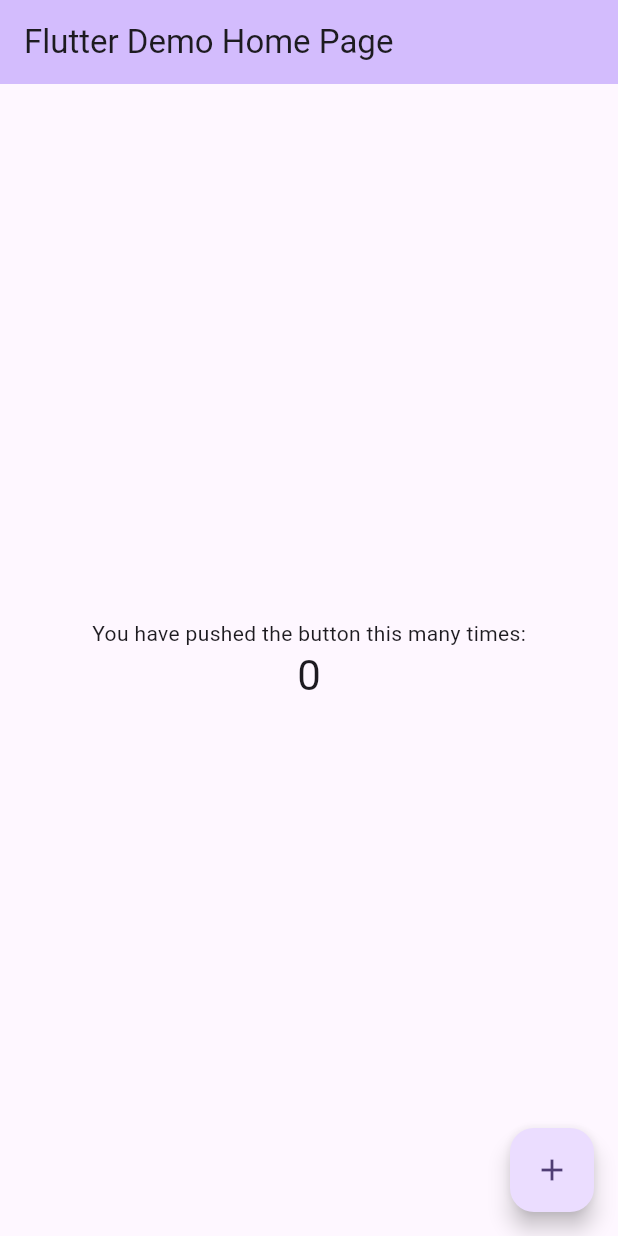
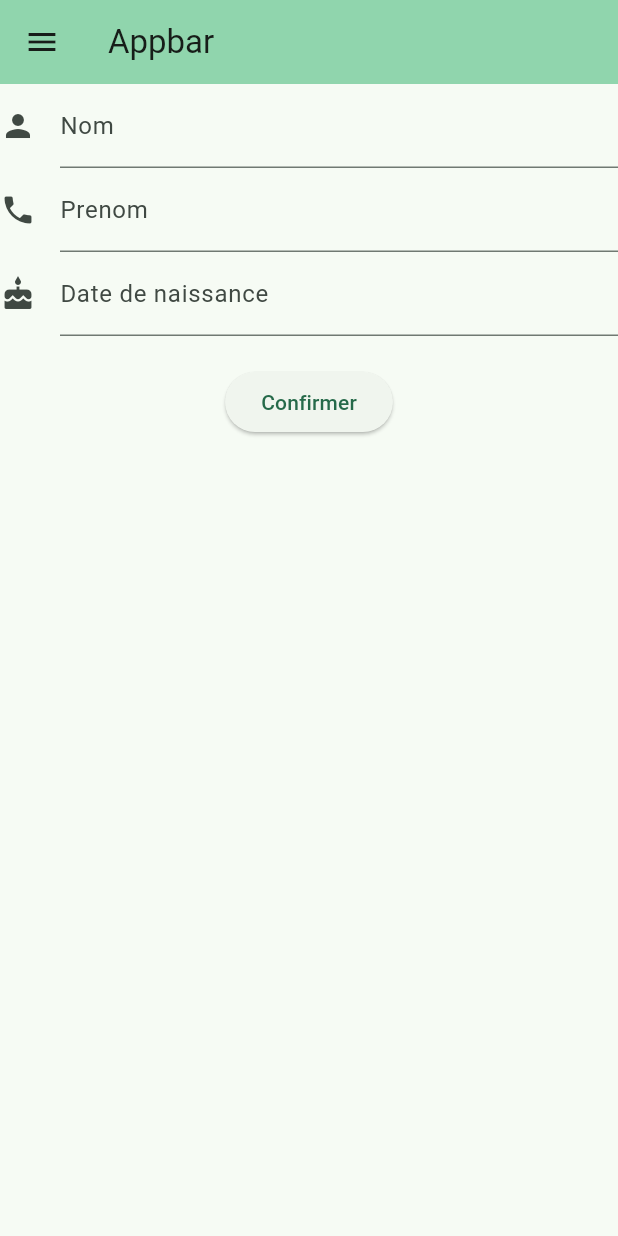
Before and after one commit to arielcarmen/tp_flutter, a Flutter app: the screen it shows after launch, on a phone screen of 412 x 824 dp. Run offline on Flutter 3.47's test engine with Material 3 defaults, Android fonts, the phone set to English and light mode, and no system bars.

```diff
--- a/lib/main.dart
+++ b/lib/main.dart
@@ -1,125 +1,154 @@
 import 'package:flutter/material.dart';
 
 void main() {
-  runApp(const MyApp());
+  runApp(MaterialApp(
+    theme: ThemeData(
+      colorScheme: ColorScheme.fromSeed(seedColor: Colors.greenAccent),
+      useMaterial3: true,
+    ),
+    home: HomePage(),
+  ));
 }
 
-class MyApp extends StatelessWidget {
-  const MyApp({super.key});
+class HomePage extends StatefulWidget {
+  const HomePage({super.key});
 
-  // This widget is the root of your application.
   @override
-  Widget build(BuildContext context) {
-    return MaterialApp(
-      title: 'Flutter Demo',
-      theme: ThemeData(
-        // This is the theme of your application.
-        //
-        // TRY THIS: Try running your application with "flutter run". You'll see
-        // the application has a purple toolbar. Then, without quitting the app,
-        // try changing the seedColor in the colorScheme below to Colors.green
-        // and then invoke "hot reload" (save your changes or press the "hot
-        // reload" button in a Flutter-supported IDE, or press "r" if you used
-        // the command line to start the app).
-        //
-        // Notice that the counter didn't reset back to zero; the application
-        // state is not lost during the reload. To reset the state, use hot
-        // restart instead.
-        //
-        // This works for code too, not just values: Most code changes can be
-        // tested with just a hot reload.
-        colorScheme: ColorScheme.fromSeed(seedColor: Colors.deepPurple),
-        useMaterial3: true,
-      ),
-      home: const MyHomePage(title: 'Flutter Demo Home Page'),
-    );
-  }
+  State<HomePage> createState() => _HomePageState();
 }
 
-class MyHomePage extends StatefulWidget {
-  const MyHomePage({super.key, required this.title});
+class _HomePageState extends State<HomePage> {
+  String username = "ariels";
+  String firstname = "";
+  String lastname = "";
+  String gender = "m";
+  String birthDate = "DateTime(2000)";
+  final _formKey = GlobalKey<FormState>();
 
-  // This widget is the home page of your application. It is stateful, meaning
-  // that it has a State object (defined below) that contains fields that affect
-  // how it looks.
-
-  // This class is the configuration for the state. It holds the values (in this
-  // case the title) provided by the parent (in this case the App widget) and
-  // used by the build method of the State. Fields in a Widget subclass are
-  // always marked "final".
-
-  final String title;
-
-  @override
-  State<MyHomePage> createState() => _MyHomePageState();
-}
-
-class _MyHomePageState extends State<MyHomePage> {
-  int _counter = 0;
-
-  void _incrementCounter() {
-    setState(() {
-      // This call to setState tells the Flutter framework that something has
-      // changed in this State, which causes it to rerun the build method below
-      // so that the display can reflect the updated values. If we changed
-      // _counter without calling setState(), then the build method would not be
-      // called again, and so nothing would appear to happen.
-      _counter++;
-    });
-  }
+  TextEditingController dateController = TextEditingController();
+  TextEditingController firstnameController = TextEditingController();
+  TextEditingController lastnameController = TextEditingController();
+  TextEditingController genderController = TextEditingController();
 
   @override
   Widget build(BuildContext context) {
-    // This method is rerun every time setState is called, for instance as done
-    // by the _incrementCounter method above.
-    //
-    // The Flutter framework has been optimized to make rerunning build methods
-    // fast, so that you can just rebuild anything that needs updating rather
-    // than having to individually change instances of widgets.
     return Scaffold(
       appBar: AppBar(
-        // TRY THIS: Try changing the color here to a specific color (to
-        // Colors.amber, perhaps?) and trigger a hot reload to see the AppBar
-        // change color while the other colors stay the same.
+        title: const Text("Appbar"),
         backgroundColor: Theme.of(context).colorScheme.inversePrimary,
-        // Here we take the value from the MyHomePage object that was created by
-        // the App.build method, and use it to set our appbar title.
-        title: Text(widget.title),
       ),
-      body: Center(
-        // Center is a layout widget. It takes a single child and positions it
-        // in the middle of the parent.
-        child: Column(
-          // Column is also a layout widget. It takes a list of children and
-          // arranges them vertically. By default, it sizes itself to fit its
-          // children horizontally, and tries to be as tall as its parent.
-          //
-          // Column has various properties to control how it sizes itself and
-          // how it positions its children. Here we use mainAxisAlignment to
-          // center the children vertically; the main axis here is the vertical
-          // axis because Columns are vertical (the cross axis would be
-          // horizontal).
-          //
-          // TRY THIS: Invoke "debug painting" (choose the "Toggle Debug Paint"
-          // action in the IDE, or press "p" in the console), to see the
-          // wireframe for each widget.
-          mainAxisAlignment: MainAxisAlignment.center,
-          children: <Widget>[
-            const Text(
-              'You have pushed the button this many times:',
+      body: Container(
+        child: Form(
+          key: _formKey,
+          child: Column(
+            crossAxisAlignment: CrossAxisAlignment.start,
+            children: <Widget>[
+              TextFormField(
+                decoration: const InputDecoration(
+                  icon: const Icon(Icons.person),
+                  hintText: 'Entrez votre nom',
+                  labelText: 'Nom',
+                ),
+              ),
+              TextFormField(
+                keyboardType: TextInputType.emailAddress,
+                decoration: const InputDecoration(
+                  icon: const Icon(Icons.phone),
+                  hintText: 'Entrez votre prenom',
+                  labelText: 'Prenom',
+                ),
+              ),
+              TextFormField(
+                keyboardType: TextInputType.emailAddress,
+                decoration: const InputDecoration(
+                  icon: const Icon(Icons.cake),
+                  hintText: 'Entrez votre date de naissance',
+                  labelText: 'Date de naissance',
+                ),
+              ),
+              Container(
+                padding: EdgeInsets.only(top: 20),
+                  child: Center(
+                    child: ElevatedButton(
+                      onPressed: showAlertDialog,
+                      child: const Text('Confirmer'),
+                    ),
+                  )),
+            ],
+          ),
+        ),
+      ),
+      drawer: Drawer(
+        child: ListView(
+          // Important: Remove any padding from the ListView.
+          padding: EdgeInsets.zero,
+          children: [
+            DrawerHeader(
+              decoration: BoxDecoration(
+
+              ),
+              child: Text(username),
             ),
-            Text(
-              '$_counter',
-              style: Theme.of(context).textTheme.headlineMedium,
+            ListTile(
+              leading: Icon(
+                Icons.add,
+              ),
+              title: const Text('Page 1'),
+              onTap: () {
+                Navigator.pop(context);
+              },
             ),
           ],
         ),
       ),
-      floatingActionButton: FloatingActionButton(
-        onPressed: _incrementCounter,
-        tooltip: 'Increment',
-        child: const Icon(Icons.add),
-      ), // This trailing comma makes auto-formatting nicer for build methods.
     );
   }
+
+  Future showAlertDialog() async {
+    return showDialog<void>(
+      context: context,
+      barrierDismissible: false, // user must tap button!
+      builder: (BuildContext context) {
+        return AlertDialog( // <-- SEE HERE
+          title: const Text('Confirmer information'),
+          content: SingleChildScrollView(
+            child: ListBody(
+              children: const <Widget>[
+                Text('Are you sure want to confirm?'),
+              ],
+            ),
+          ),
+          actions: <Widget>[
+            TextButton(
+              child: const Text('No'),
+              onPressed: () {
+                Navigator.of(context).pop();
+              },
+            ),
+            TextButton(
+              child: const Text('Yes'),
+              onPressed: () {
+                Navigator.of(context).pop();
+              },
+            ),
+          ],
+        );
+      },
+    );
+  }
+
+  Future selectDate() async {
+    DateTime? _picked = await showDatePicker(
+        context: context,
+        initialDate: DateTime.now(),
+        firstDate: DateTime(1970),
+        lastDate: DateTime.now()
+    );
+
+    if (_picked != null) {
+      setState(() {
+        dateController.text = _picked.toString().split(" ")[0];
+      });
+    }
+  }
 }
```
Also changed, not shown: 1 other file.
